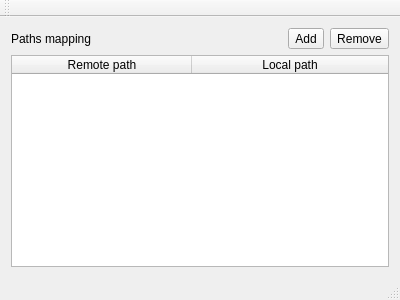
The window that FD4/External/Tools/Bridge/mainwindow.ui (dstern95/flashdevelop) describes before a commit, drawn with Qt 5.
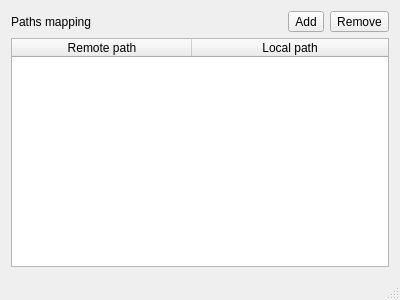
The same window after the commit.

Commit message: - more bridge UI with threads/watchers status

The edit to the form file:
```diff
--- a/FD4/External/Tools/Bridge/mainwindow.ui
+++ b/FD4/External/Tools/Bridge/mainwindow.ui
@@ -75,14 +75,6 @@
     </rect>
    </property>
   </widget>
-  <widget class="QToolBar" name="mainToolBar">
-   <attribute name="toolBarArea">
-    <enum>TopToolBarArea</enum>
-   </attribute>
-   <attribute name="toolBarBreak">
-    <bool>false</bool>
-   </attribute>
-  </widget>
   <widget class="QStatusBar" name="statusBar"/>
  </widget>
  <layoutdefault spacing="6" margin="11"/>
```
Left out of the diff: 5 changed lines with no effect on the pictures. The commit also changes 4 other files.
